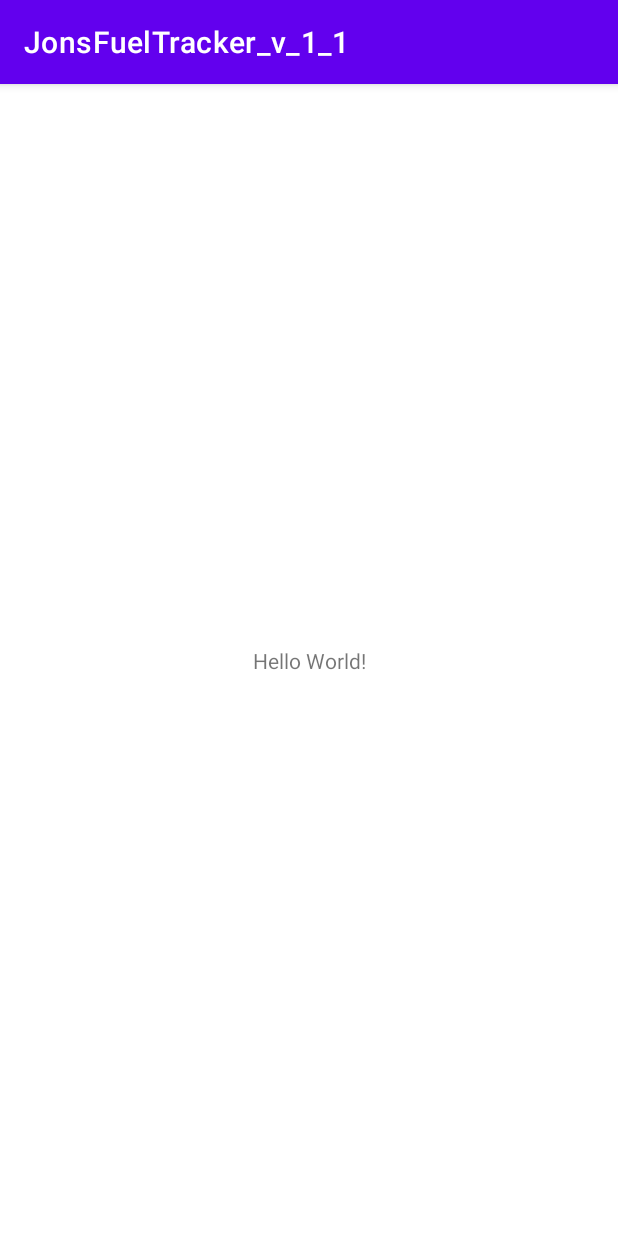
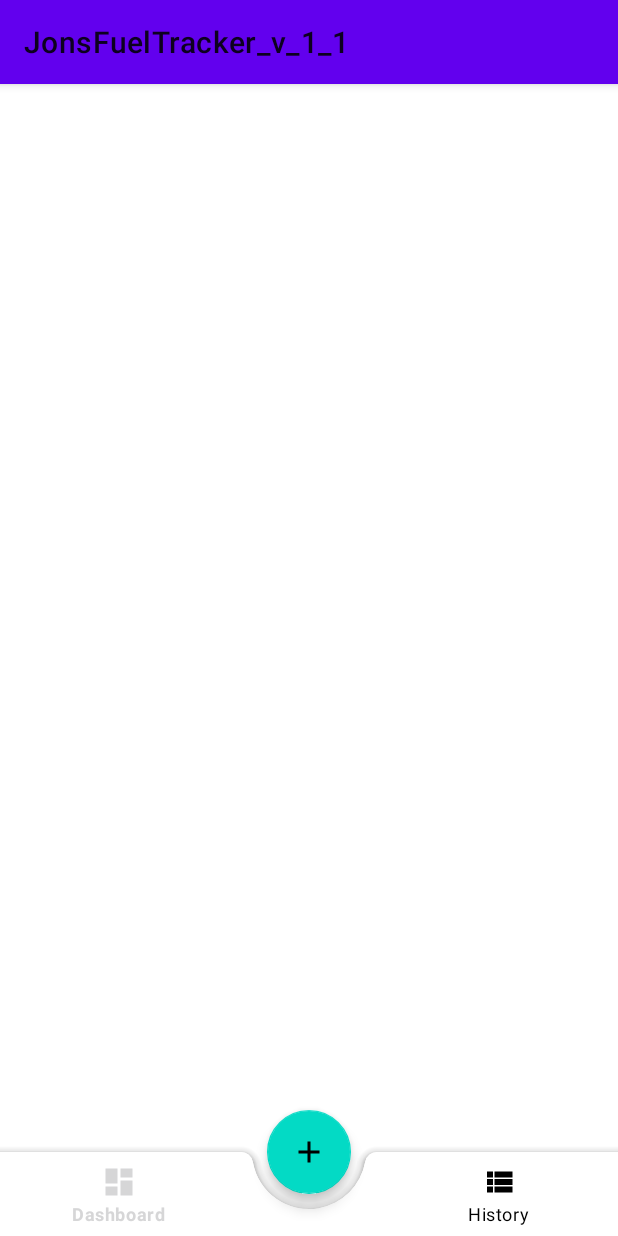
Before and after one commit to psuchanek/jonsfueltracker_1_1, an Android app: the screen it shows after launch (MainActivity), on a phone screen of 412 x 824 dp. Run offline under Robolectric (Android 15) with nearby library versions, the phone set to English and light mode, and no system bars; our stand-ins replace Dagger/Hilt's generated code, data binding, navigation-ui; 3 statements that could not run were skipped.

Commit message:
fixed some popUpTo behavior

```diff
--- a/app/build.gradle
+++ b/app/build.gradle
@@ -48,6 +48,7 @@ dependencies {
     implementation 'androidx.appcompat:appcompat:1.2.0'
     implementation 'com.google.android.material:material:1.2.1'
     implementation 'androidx.constraintlayout:constraintlayout:2.0.4'
+    implementation 'androidx.legacy:legacy-support-v4:1.0.0'
     testImplementation 'junit:junit:4.13.1'
     androidTestImplementation 'androidx.test.ext:junit:1.1.2'
     androidTestImplementation 'androidx.test.espresso:espresso-core:3.3.0'
--- a/app/src/main/java/dev/psuchanek/jonsfueltracker_v_1_1/MainActivity.kt
+++ b/app/src/main/java/dev/psuchanek/jonsfueltracker_v_1_1/MainActivity.kt
@@ -2,10 +2,60 @@ package dev.psuchanek.jonsfueltracker_v_1_1
 
 import androidx.appcompat.app.AppCompatActivity
 import android.os.Bundle
+import android.view.View
+import androidx.databinding.DataBindingUtil
+import androidx.navigation.NavController
+import androidx.navigation.findNavController
+import androidx.navigation.fragment.findNavController
+import androidx.navigation.ui.setupWithNavController
+import dev.psuchanek.jonsfueltracker_v_1_1.databinding.ActivityMainBinding
+import kotlinx.android.synthetic.main.activity_main.*
 
 class MainActivity : AppCompatActivity() {
+
+    private lateinit var binding: ActivityMainBinding
+
     override fun onCreate(savedInstanceState: Bundle?) {
         super.onCreate(savedInstanceState)
-        setContentView(R.layout.activity_main)
+        binding = DataBindingUtil.setContentView(this, R.layout.activity_main)
+
+        setSupportActionBar(binding.toolbar)
+        binding.toolbar.setupWithNavController(navHostFragment.findNavController())
+        binding.bottomNavigationView.apply {
+            background = null
+            setupWithNavController(navHostFragment.findNavController())
+        }
+        navHostFragment.findNavController()
+            .addOnDestinationChangedListener(destinationChangeListener())
+        binding.fabAddTrip.setOnClickListener(fabAddTripClickListener())
+
+        binding.root
+    }
+
+    private fun fabAddTripClickListener() = View.OnClickListener {
+        navHostFragment.findNavController()
+            .navigate(R.id.action_to_addTripFragment)
+    }
+
+    private fun destinationChangeListener() =
+        NavController.OnDestinationChangedListener { _, destination, _ ->
+            when (destination.id) {
+                R.id.dashboardFragment, R.id.historyFragment -> {
+                    binding.bottomAppBar.visibility = View.VISIBLE
+                    binding.fabAddTrip.show()
+                }
+                else -> {
+                    supportActionBar?.setDisplayHomeAsUpEnabled(true)
+                    binding.bottomAppBar.visibility = View.GONE
+                    binding.fabAddTrip.hide()
+                }
+
+
+            }
+        }
+
+    override fun onBackPressed() {
+        super.onBackPressed()
+
     }
 }
--- /dev/null
+++ b/app/src/main/java/dev/psuchanek/jonsfueltracker_v_1_1/ui/add/AddTripFragment.kt
@@ -0,0 +1,27 @@
+package dev.psuchanek.jonsfueltracker_v_1_1.ui.add
+
+import android.os.Bundle
+import android.view.LayoutInflater
+import android.view.View
+import android.view.ViewGroup
+import androidx.databinding.DataBindingUtil
+import androidx.fragment.app.Fragment
+import dev.psuchanek.jonsfueltracker_v_1_1.R
+import dev.psuchanek.jonsfueltracker_v_1_1.databinding.FragmentAddTripBinding
+
+class AddTripFragment : Fragment() {
+
+    private lateinit var binding: FragmentAddTripBinding
+
+    override fun onCreateView(
+        inflater: LayoutInflater,
+        container: ViewGroup?,
+        savedInstanceState: Bundle?
+    ): View? {
+        binding = DataBindingUtil.inflate(inflater, R.layout.fragment_add_trip, container, false)
+
+        return binding.root
+    }
+
+
+}
--- /dev/null
+++ b/app/src/main/java/dev/psuchanek/jonsfueltracker_v_1_1/ui/dash/DashboardFragment.kt
@@ -0,0 +1,29 @@
+package dev.psuchanek.jonsfueltracker_v_1_1.ui.dash
+
+import android.os.Bundle
+import androidx.fragment.app.Fragment
+import android.view.LayoutInflater
+import android.view.View
+import android.view.ViewGroup
+import androidx.databinding.DataBindingUtil
+import dev.psuchanek.jonsfueltracker_v_1_1.R
+import dev.psuchanek.jonsfueltracker_v_1_1.databinding.FragmentDashboardBinding
+
+
+class DashboardFragment : Fragment() {
+
+    private lateinit var binding: FragmentDashboardBinding
+
+    override fun onCreateView(
+        inflater: LayoutInflater, container: ViewGroup?,
+        savedInstanceState: Bundle?
+    ): View? {
+        binding = DataBindingUtil.inflate(inflater, R.layout.fragment_dashboard, container, false)
+
+
+
+        return binding.root
+    }
+
+
+}
--- /dev/null
+++ b/app/src/main/java/dev/psuchanek/jonsfueltracker_v_1_1/ui/history/HistoryFragment.kt
@@ -0,0 +1,24 @@
+package dev.psuchanek.jonsfueltracker_v_1_1.ui.history
+
+import android.os.Bundle
+import android.view.LayoutInflater
+import android.view.View
+import android.view.ViewGroup
+import androidx.databinding.DataBindingUtil
+import androidx.fragment.app.Fragment
+import dev.psuchanek.jonsfueltracker_v_1_1.R
+import dev.psuchanek.jonsfueltracker_v_1_1.databinding.FragmentHistoryBinding
+
+class HistoryFragment : Fragment() {
+
+    private lateinit var binding: FragmentHistoryBinding
+
+    override fun onCreateView(
+        inflater: LayoutInflater,
+        container: ViewGroup?,
+        savedInstanceState: Bundle?
+    ): View? {
+        binding = DataBindingUtil.inflate(inflater, R.layout.fragment_history, container, false)
+        return binding.root
+    }
+}
--- /dev/null
+++ b/app/src/main/java/dev/psuchanek/jonsfueltracker_v_1_1/ui/history/TripHistoryAdapter.kt
@@ -0,0 +1,4 @@
+package dev.psuchanek.jonsfueltracker_v_1_1.ui.history
+
+class TripHistoryAdapter {
+}
--- /dev/null
+++ b/app/src/main/res/drawable/bottom_nav_selector.xml
@@ -0,0 +1,6 @@
+<?xml version="1.0" encoding="utf-8"?>
+<selector xmlns:android="http://schemas.android.com/apk/res/android">
+    <item android:state_checked="true" android:color="@color/colorAccent"/>
+    <item android:state_checked="false" android:color="@color/black"/>
+
+</selector>
--- /dev/null
+++ b/app/src/main/res/drawable/ic_add.xml
@@ -0,0 +1,10 @@
+<vector xmlns:android="http://schemas.android.com/apk/res/android"
+    android:width="24dp"
+    android:height="24dp"
+    android:viewportWidth="24"
+    android:viewportHeight="24"
+    android:tint="?attr/colorControlNormal">
+  <path
+      android:fillColor="@android:color/white"
+      android:pathData="M19,13h-6v6h-2v-6H5v-2h6V5h2v6h6v2z"/>
+</vector>
--- /dev/null
+++ b/app/src/main/res/drawable/ic_dash.xml
@@ -0,0 +1,10 @@
+<vector xmlns:android="http://schemas.android.com/apk/res/android"
+    android:width="24dp"
+    android:height="24dp"
+    android:viewportWidth="24"
+    android:viewportHeight="24"
+    android:tint="?attr/colorControlNormal">
+  <path
+      android:fillColor="@android:color/white"
+      android:pathData="M3,13h8L11,3L3,3v10zM3,21h8v-6L3,15v6zM13,21h8L21,11h-8v10zM13,3v6h8L21,3h-8z"/>
+</vector>
--- /dev/null
+++ b/app/src/main/res/drawable/ic_history.xml
@@ -0,0 +1,10 @@
+<vector xmlns:android="http://schemas.android.com/apk/res/android"
+    android:width="24dp"
+    android:height="24dp"
+    android:viewportWidth="24"
+    android:viewportHeight="24"
+    android:tint="?attr/colorControlNormal">
+  <path
+      android:fillColor="@android:color/white"
+      android:pathData="M4,14h4v-4L4,10v4zM4,19h4v-4L4,15v4zM4,9h4L8,5L4,5v4zM9,14h12v-4L9,10v4zM9,19h12v-4L9,15v4zM9,5v4h12L21,5L9,5z"/>
+</vector>
--- a/app/src/main/res/layout/activity_main.xml
+++ b/app/src/main/res/layout/activity_main.xml
@@ -1,18 +1,75 @@
 <?xml version="1.0" encoding="utf-8"?>
-<androidx.constraintlayout.widget.ConstraintLayout xmlns:android="http://schemas.android.com/apk/res/android"
+<layout xmlns:android="http://schemas.android.com/apk/res/android"
     xmlns:app="http://schemas.android.com/apk/res-auto"
-    xmlns:tools="http://schemas.android.com/tools"
-    android:layout_width="match_parent"
-    android:layout_height="match_parent"
-    tools:context=".MainActivity">
+    xmlns:tools="http://schemas.android.com/tools">
 
-    <TextView
-        android:layout_width="wrap_content"
-        android:layout_height="wrap_content"
-        android:text="Hello World!"
-        app:layout_constraintBottom_toBottomOf="parent"
-        app:layout_constraintLeft_toLeftOf="parent"
-        app:layout_constraintRight_toRightOf="parent"
-        app:layout_constraintTop_toTopOf="parent" />
+    <data>
 
-</androidx.constraintlayout.widget.ConstraintLayout>
+    </data>
+
+    <androidx.coordinatorlayout.widget.CoordinatorLayout
+        android:layout_width="match_parent"
+        android:layout_height="match_parent"
+        tools:context=".MainActivity">
+
+        <com.google.android.material.appbar.AppBarLayout
+            android:layout_width="match_parent"
+            android:layout_height="?attr/actionBarSize"
+            android:id="@+id/appBar">
+
+            <androidx.appcompat.widget.Toolbar
+                android:id="@+id/toolbar"
+                android:layout_width="match_parent"
+                android:layout_height="match_parent" />
+
+        </com.google.android.material.appbar.AppBarLayout>
+
+        <FrameLayout
+            android:id="@+id/frameLayout"
+            android:layout_width="match_parent"
+            android:layout_height="match_parent"
+            android:layout_marginTop="?attr/actionBarSize"
+            android:layout_marginBottom="?attr/actionBarSize">
+
+            <fragment
+                android:id="@+id/navHostFragment"
+                android:name="androidx.navigation.fragment.NavHostFragment"
+                android:layout_width="match_parent"
+                android:layout_height="match_parent"
+                app:defaultNavHost="true"
+                app:navGraph="@navigation/nav_graph"
+
+                />
+
+        </FrameLayout>
+
+        <com.google.android.material.floatingactionbutton.FloatingActionButton
+            android:id="@+id/fabAddTrip"
+            android:layout_width="wrap_content"
+            android:layout_height="wrap_content"
+            android:src="@drawable/ic_add"
+            app:layout_anchor="@id/bottomAppBar" />
+
+
+
+        <com.google.android.material.bottomappbar.BottomAppBar
+            android:id="@+id/bottomAppBar"
+            android:layout_width="match_parent"
+            android:layout_height="wrap_content"
+            android:layout_gravity="bottom"
+            app:fabCradleMargin="@dimen/cradle_margin">
+
+            <com.google.android.material.bottomnavigation.BottomNavigationView
+                android:id="@+id/bottomNavigationView"
+                android:layout_width="match_parent"
+                android:layout_height="match_parent"
+                android:layout_marginEnd="16dp"
+                android:background="@android:color/transparent"
+                app:itemIconTint="@drawable/bottom_nav_selector"
+                app:itemTextColor="@drawable/bottom_nav_selector"
+                app:menu="@menu/bottom_navigation_menu" />
+
+        </com.google.android.material.bottomappbar.BottomAppBar>
+
+    </androidx.coordinatorlayout.widget.CoordinatorLayout>
+</layout>
--- /dev/null
+++ b/app/src/main/res/layout/fragment_add_trip.xml
@@ -0,0 +1,15 @@
+<?xml version="1.0" encoding="utf-8"?>
+<layout xmlns:android="http://schemas.android.com/apk/res/android">
+
+    <data>
+
+    </data>
+
+    <androidx.constraintlayout.widget.ConstraintLayout
+        android:layout_width="match_parent"
+        android:layout_height="match_parent">
+
+
+
+    </androidx.constraintlayout.widget.ConstraintLayout>
+</layout>
--- /dev/null
+++ b/app/src/main/res/layout/fragment_dashboard.xml
@@ -0,0 +1,16 @@
+<?xml version="1.0" encoding="utf-8"?>
+<layout xmlns:android="http://schemas.android.com/apk/res/android"
+    xmlns:tools="http://schemas.android.com/tools">
+
+    <data>
+
+    </data>
+
+    <androidx.constraintlayout.widget.ConstraintLayout
+        android:layout_width="match_parent"
+        android:layout_height="match_parent"
+        tools:context=".ui.dash.DashboardFragment">
+
+
+    </androidx.constraintlayout.widget.ConstraintLayout>
+</layout>
--- /dev/null
+++ b/app/src/main/res/layout/fragment_history.xml
@@ -0,0 +1,13 @@
+<?xml version="1.0" encoding="utf-8"?>
+<layout xmlns:android="http://schemas.android.com/apk/res/android">
+
+    <data>
+
+    </data>
+
+    <androidx.constraintlayout.widget.ConstraintLayout
+        android:layout_width="match_parent"
+        android:layout_height="match_parent">
+
+    </androidx.constraintlayout.widget.ConstraintLayout>
+</layout>
--- /dev/null
+++ b/app/src/main/res/menu/bottom_navigation_menu.xml
@@ -0,0 +1,17 @@
+<?xml version="1.0" encoding="utf-8"?>
+<menu xmlns:android="http://schemas.android.com/apk/res/android"
+    xmlns:app="http://schemas.android.com/apk/res-auto">
+
+    <item
+        android:id="@+id/dashboardFragment"
+        android:icon="@drawable/ic_dash"
+        android:title="@string/dashboard_menu" />
+    <item
+        android:enabled="false"
+        android:id="@+id/placeholder"
+        android:title="@string/placeholder_menu" />
+    <item
+        android:id="@+id/historyFragment"
+        android:icon="@drawable/ic_history"
+        android:title="@string/history_menu" />
+</menu>
--- /dev/null
+++ b/app/src/main/res/navigation/nav_graph.xml
@@ -0,0 +1,23 @@
+<?xml version="1.0" encoding="utf-8"?>
+<navigation xmlns:android="http://schemas.android.com/apk/res/android"
+    xmlns:app="http://schemas.android.com/apk/res-auto" android:id="@+id/nav_graph"
+    app:startDestination="@id/dashboardFragment">
+
+    <action
+        android:id="@+id/action_to_addTripFragment"
+        app:destination="@+id/addTripFragment"
+        app:popUpTo="@id/dashboardFragment"/>
+
+    <fragment
+        android:id="@+id/dashboardFragment"
+        android:name="dev.psuchanek.jonsfueltracker_v_1_1.ui.dash.DashboardFragment"
+        android:label="@string/dash_label" />
+    <fragment
+        android:id="@+id/historyFragment"
+        android:name="dev.psuchanek.jonsfueltracker_v_1_1.ui.history.HistoryFragment"
+        android:label="@string/trips_history_label" />
+    <fragment
+        android:id="@+id/addTripFragment"
+        android:name="dev.psuchanek.jonsfueltracker_v_1_1.ui.add.AddTripFragment"
+        android:label="@string/add_trip_label" />
+</navigation>
--- /dev/null
+++ b/app/src/main/res/values/dimens.xml
@@ -0,0 +1,4 @@
+<?xml version="1.0" encoding="utf-8"?>
+<resources>
+    <dimen name="cradle_margin">10dp</dimen>
+</resources>
--- a/app/src/main/res/values/strings.xml
+++ b/app/src/main/res/values/strings.xml
@@ -4,6 +4,7 @@
     //NavigationBar labels
     <string name="dashboard_menu">Dashboard</string>
     <string name="history_menu">History</string>
+    <string name="placeholder_menu"> </string>
 
 
     //Snackbar messages
@@ -22,8 +23,10 @@
     <string name="total_mileage_label">Total mileage</string>
     <string name="vehicle_label">Vehicle</string>
     <string name="fab_service_label">Service</string>
-    <string name="fab_add_trip_label">Add trip</string>
+    <string name="add_trip_label">Add trip</string>
     <string name="last_trip_label">Last trip:</string>
+    <string name="dash_label">Dashboard</string>
+    <string name="trips_history_label">Trips history</string>
 
     //Names of vehicles
     <string-array name="vehicle_names">
@@ -41,4 +44,6 @@
         <item>Mileage High -> Low</item>
         <item>Mileage Low -> High</item>
     </string-array>
+
+
 </resources>
--- a/app/src/main/res/values/themes.xml
+++ b/app/src/main/res/values/themes.xml
@@ -1,6 +1,6 @@
 <resources xmlns:tools="http://schemas.android.com/tools">
     <!-- Base application theme. -->
-    <style name="Theme.JonsFuelTracker_v_1_1" parent="Theme.MaterialComponents.DayNight.DarkActionBar">
+    <style name="Theme.JonsFuelTracker_v_1_1" parent="Theme.MaterialComponents.DayNight.NoActionBar">
         <!-- Primary brand color. -->
         <item name="colorPrimary">@color/purple_500</item>
         <item name="colorPrimaryVariant">@color/purple_700</item>
```
